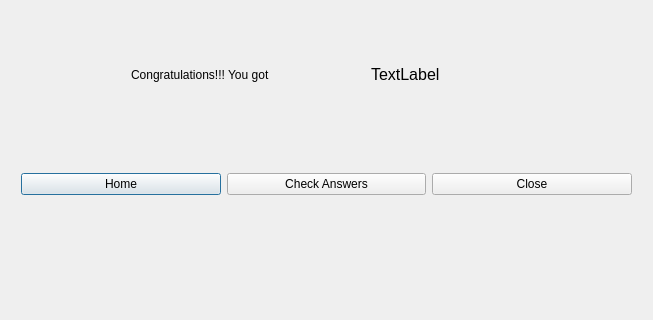
Above: ExamSphereV1/score.ui from BiratBC/ExamSphereV1 before the change; both pictures show x 89 to 742 and y 221 to 541 of the 933 by 541 pixel window. Below: the same form after it.
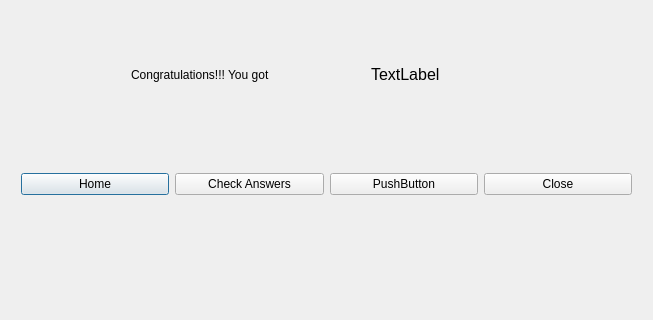
That is the form after the change.

What changed in the file:
```diff
--- a/ExamSphereV1/score.ui
+++ b/ExamSphereV1/score.ui
@@ -76,6 +76,13 @@
       </property>
      </widget>
     </item>
+    <item>
+     <widget class="QPushButton" name="pushButton_4">
+      <property name="text">
+       <string>PushButton</string>
+      </property>
+     </widget>
+    </item>
     <item>
      <widget class="QPushButton" name="pushButton">
       <property name="text">
```
